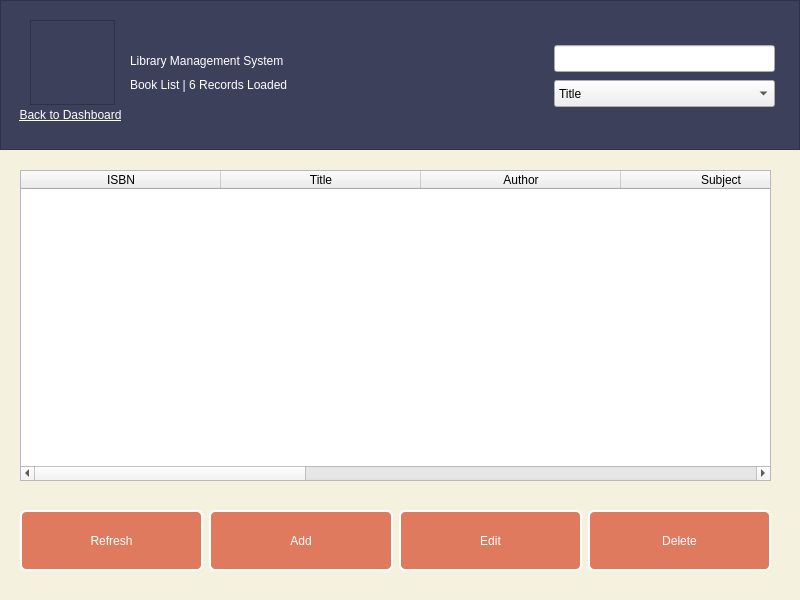
Above: booklist_admin.ui from kianmajl/Library before the change. Below: the same form after it.
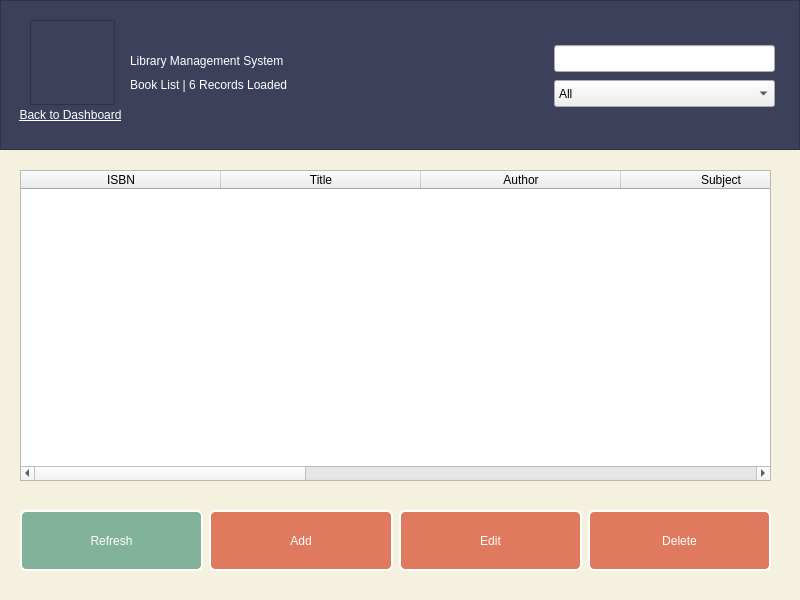
That is the form after the change. Icons and pictures are not drawn.

Commit message: some performance improvments & complete booklist_admin

```diff
--- a/booklist_admin.ui
+++ b/booklist_admin.ui
@@ -34,6 +34,14 @@
 QPushButton:hover
 {
 	background-color: rgb(242, 204, 143);
+}
+QPushButton#pushButton_refresh
+{
+	background-color: rgb(129, 178, 154);
+}
+QPushButton:hover#pushButton_refresh
+{
+	background-color: rgb(242, 204, 143);
 }</string>
   </property>
   <widget class="QFrame" name="frame_top">
@@ -285,9 +293,11 @@
    <property name="toolTip">
     <string>Search by:</string>
    </property>
-   <property name="currentIndex">
-    <number>1</number>
-   </property>
+   <item>
+    <property name="text">
+     <string>All</string>
+    </property>
+   </item>
    <item>
     <property name="text">
      <string>ISBN</string>
```
The commit also changes 10 other files.
